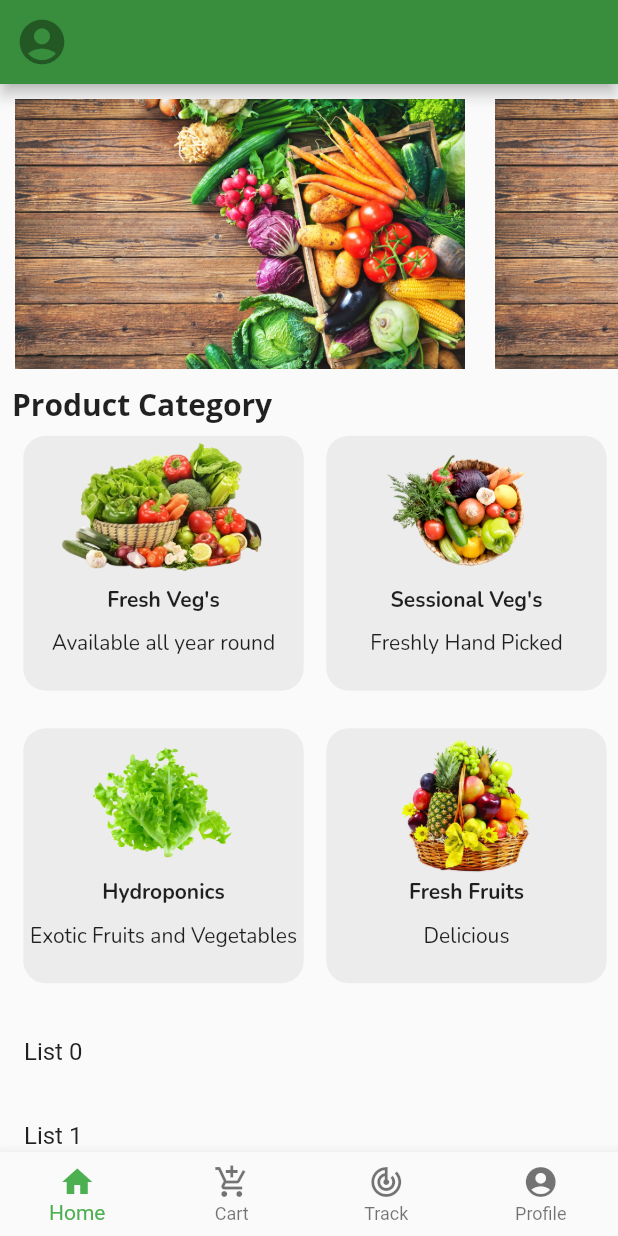
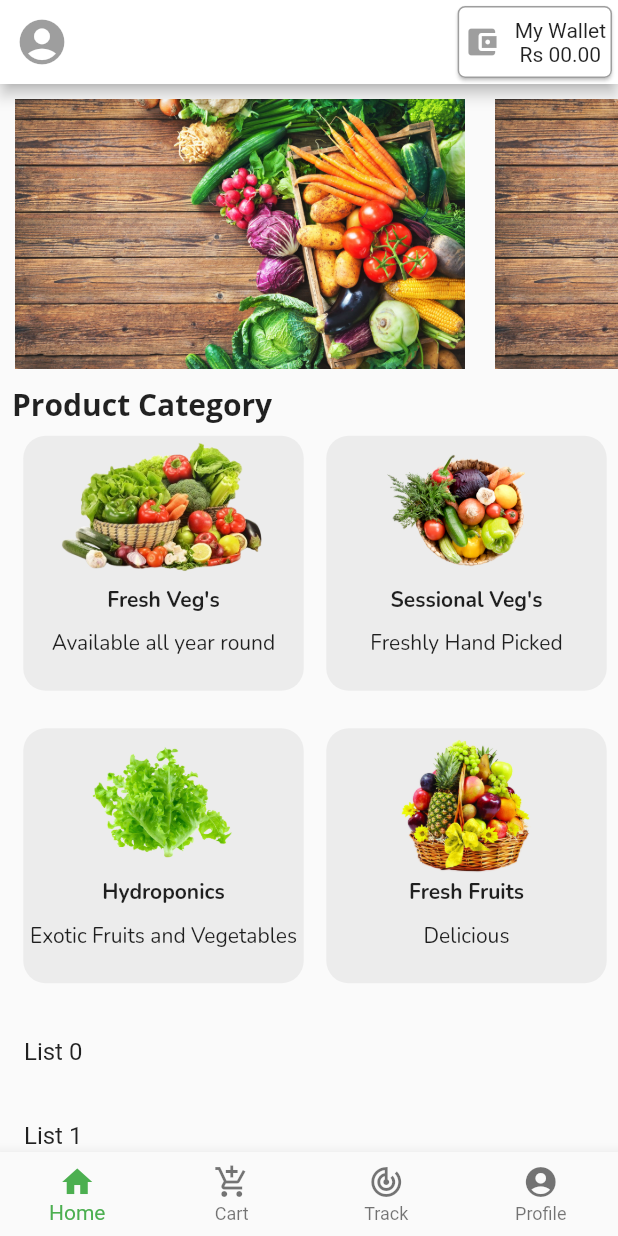
Before and after one commit to paras123yadav/DAPCL, a Flutter app: the BottomNavigationBarController screen opened directly, on a phone screen of 412 x 824 dp. Run offline on Flutter 3.47's test engine with Material 2 defaults, Android fonts, the phone set to English and light mode, and no system bars; our stand-ins replace google_fonts.

Commit message:
Update main.dart

```diff
--- a/lib/main.dart
+++ b/lib/main.dart
@@ -1,5 +1,6 @@
 import 'package:flutter/material.dart';
 import 'package:ngo/screens/home_page.dart';
+import 'package:ngo/screens/login/login.dart';
 import 'package:ngo/screens/profile_page.dart';
 
 void main() {
@@ -15,7 +16,7 @@ class MyApp extends StatelessWidget {
       theme: ThemeData(
         primarySwatch: Colors.blue,
       ),
-      home: const BottomNavigationBarController(),
+      home: Login(),
     );
   }
 }
@@ -43,8 +44,12 @@ class _BottomNavigationBarControllerState extends State<BottomNavigationBarContr
   Widget build(BuildContext context) {
     return Scaffold(
       appBar: AppBar(
-        leading: const IconButton(onPressed: null, icon: Icon(Icons.account_circle),iconSize: 36),
-        backgroundColor: Colors.green[700],
+        automaticallyImplyLeading: false,
+       leading: const IconButton(onPressed: null, icon: Icon(Icons.account_circle),iconSize: 36),
+        actions: [
+          customwallet(),
+        ],
+        backgroundColor: Colors.white,
       ),
       body: IndexedStack(
         index: _selectedPage,
@@ -81,5 +86,34 @@ class _BottomNavigationBarControllerState extends State<BottomNavigationBarContr
       _selectedPage = index;
     });
   }
-
+Widget customwallet(){
+    return InkWell(
+      onTap: (){},
+      child: Card(
+        shape: RoundedRectangleBorder(
+          borderRadius: BorderRadiusDirectional.circular(5),
+          side: const BorderSide(
+            width: 1,
+            color: Colors.grey
+          )
+        ),
+        child: Padding(
+          padding: const EdgeInsets.only(left: 4.0,right: 4),
+          child: Row(
+            children: [
+              Icon(Icons.account_balance_wallet,color: Colors.black38),
+              SizedBox(width: 10,),
+              Column(
+                mainAxisAlignment: MainAxisAlignment.center,
+                children: [
+                  Text("My Wallet"),
+                  Text("Rs 00.00"),
+                ],
+              ),
+            ],
+          ),
+        ),
+      ),
+    );
 }
+}
```
